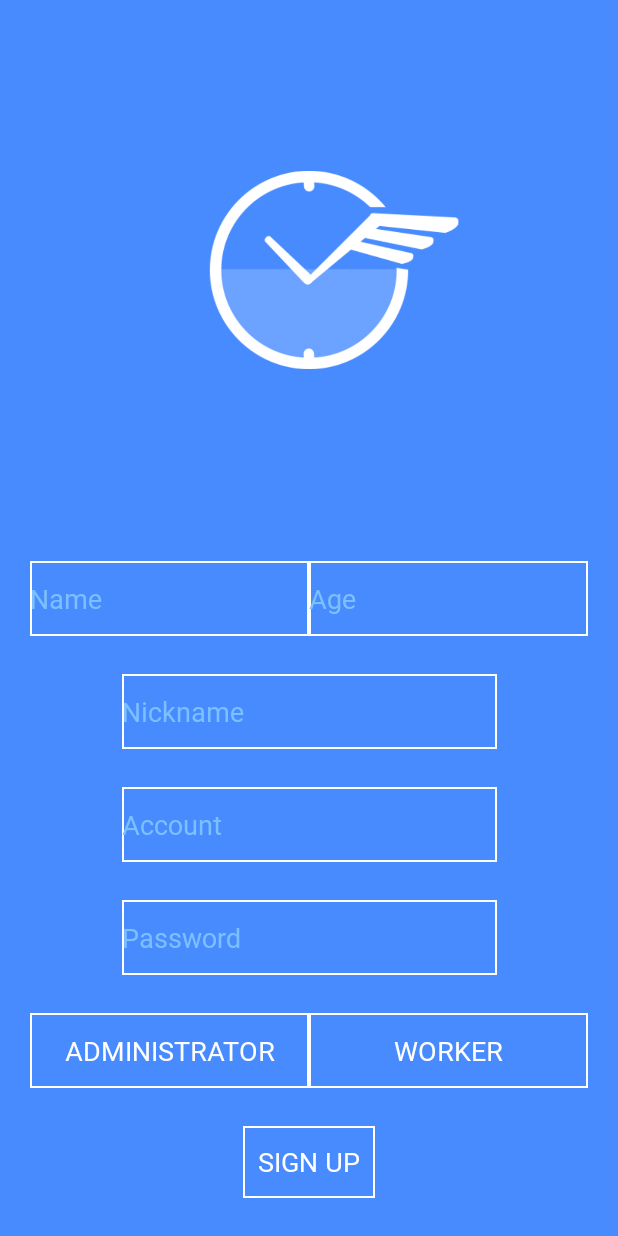
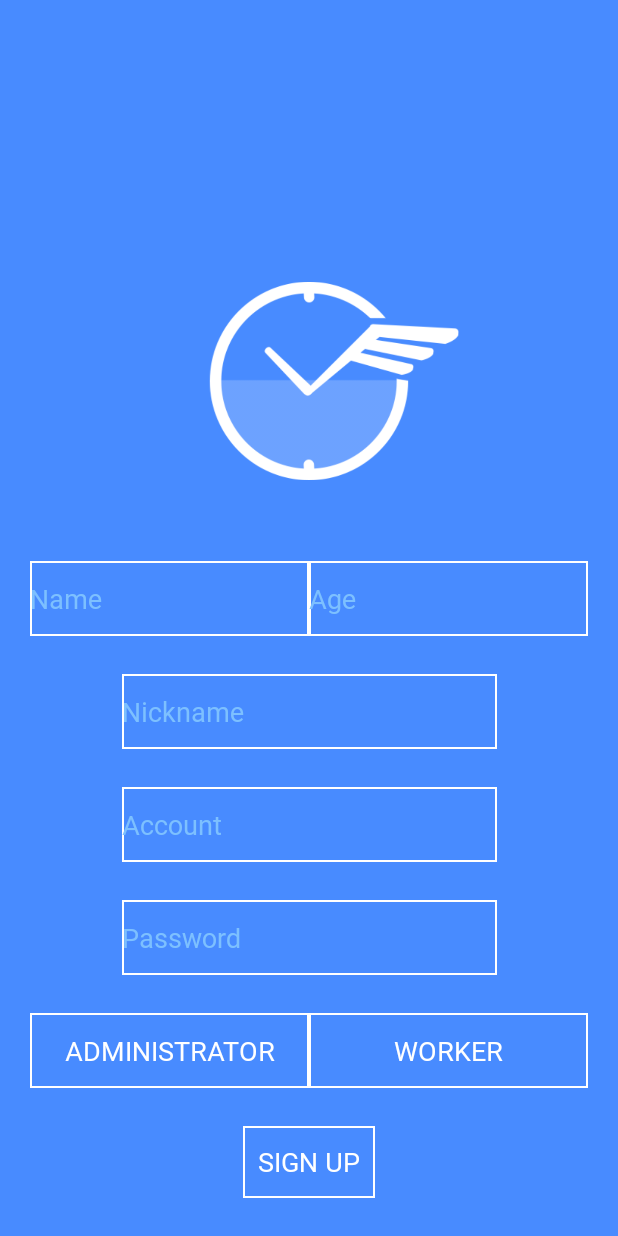
Before and after one commit to skawnssud/GoodTeam, an Android app: the loginSignupFragment screen opened through its navigation route, on a phone screen of 412 x 824 dp. Run offline under Robolectric (Android 15) with nearby library versions, the phone set to English and light mode, and no system bars; our stand-ins replace data binding; libraries missing offline, so code that uses them is left out: com.prolificinteractive.materialcalendarview.

Commit message:
Update fragment_login_signup.xml

```diff
--- a/App01/app/src/main/res/layout/fragment_login_signup.xml
+++ b/App01/app/src/main/res/layout/fragment_login_signup.xml
@@ -59,10 +59,10 @@
             android:id="@+id/imageView2"
             android:layout_width="200dp"
             android:layout_height="200dp"
-            android:layout_marginTop="80dp"
+            android:layout_marginBottom="20dp"
             app:layout_constraintLeft_toLeftOf="parent"
             app:layout_constraintRight_toRightOf="parent"
-            app:layout_constraintTop_toTopOf="parent"
+            app:layout_constraintBottom_toTopOf="@id/layoutAbove"
             app:srcCompat="@drawable/logo" />
 
         <EditText
```
